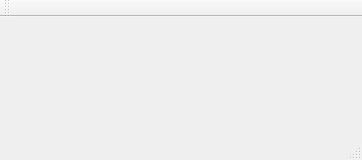
Above: Win32SysInfo/win32sysinfo.ui from GDKsoftware/win32diskimager before the change. Below: the same form after it.
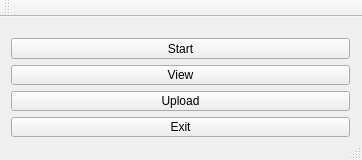
That is the form after the change. Icons and pictures are not drawn.

Patch:
```diff
--- a/Win32SysInfo/win32sysinfo.ui
+++ b/Win32SysInfo/win32sysinfo.ui
@@ -13,7 +13,55 @@
   <property name="windowTitle">
    <string>MainWindow</string>
   </property>
-  <widget class="QWidget" name="centralWidget"/>
+  <property name="windowIcon">
+   <iconset>
+    <normaloff>../src/images/Win32DiskImager.ico</normaloff>../src/images/Win32DiskImager.ico</iconset>
+  </property>
+  <widget class="QWidget" name="centralWidget">
+   <widget class="QWidget" name="verticalLayoutWidget">
+    <property name="geometry">
+     <rect>
+      <x>0</x>
+      <y>10</y>
+      <width>361</width>
+      <height>121</height>
+     </rect>
+    </property>
+    <layout class="QVBoxLayout" name="verticalLayout">
+     <item>
+      <widget class="QPushButton" name="startButton">
+       <property name="toolTip">
+        <string extracomment="Click to start test."/>
+       </property>
+       <property name="text">
+        <string>Start</string>
+       </property>
+      </widget>
+     </item>
+     <item>
+      <widget class="QPushButton" name="viewButton">
+       <property name="text">
+        <string>View</string>
+       </property>
+      </widget>
+     </item>
+     <item>
+      <widget class="QPushButton" name="uploadButton">
+       <property name="text">
+        <string>Upload</string>
+       </property>
+      </widget>
+     </item>
+     <item>
+      <widget class="QPushButton" name="exitButton">
+       <property name="text">
+        <string>Exit</string>
+       </property>
+      </widget>
+     </item>
+    </layout>
+   </widget>
+  </widget>
   <widget class="QToolBar" name="mainToolBar">
    <attribute name="toolBarArea">
     <enum>TopToolBarArea</enum>
```
Left out of the diff: 2 changed lines with no effect on the pictures.
